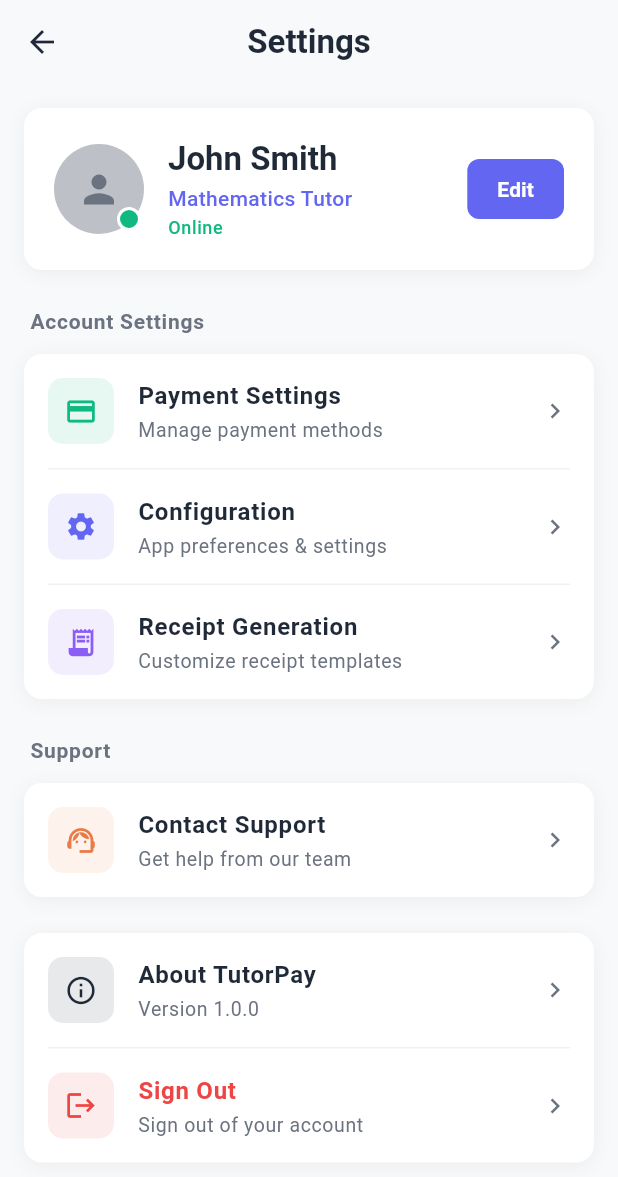
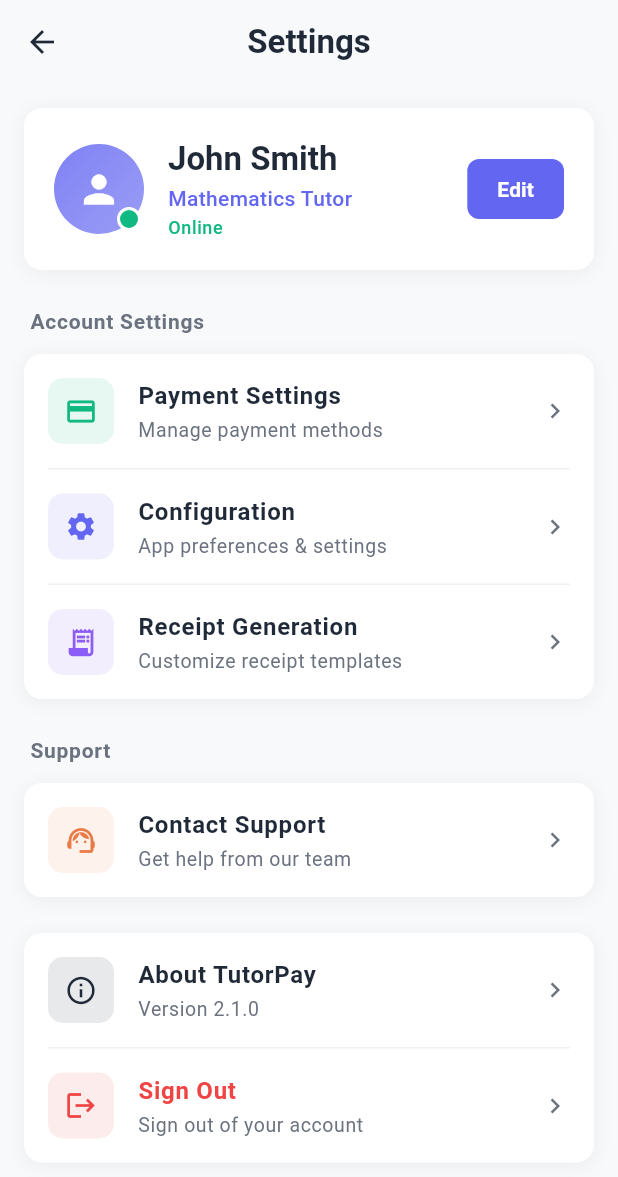
Before and after one commit to Abdulraheem-hub/tutorApp, a Flutter app: the SettingsPage screen opened directly, on a phone screen of 412 x 824 dp. Shown: the top 1177 px of the screen. Run offline on Flutter 3.47's test engine with Material 3 defaults, Android fonts, the phone set to English and light mode, and no system bars; our stand-ins replace equatable, flutter_bloc, material_color_utilities.

Commit message:
Finalize settings page implementation with design matching
Co-authored-by: Abdulraheem-hub <71198889+Abdulraheem-hub@users.noreply.github.com>

```diff
--- a/lib/core/constants/app_constants.dart
+++ b/lib/core/constants/app_constants.dart
@@ -8,7 +8,7 @@
 class AppConstants {
   // App Information
   static const String appName = 'TutorPay';
-  static const String appVersion = '1.0.0';
+  static const String appVersion = '2.1.0';
 
   // API Endpoints (when implementing real API)
   static const String baseUrl = 'https://api.tutorpay.com';
--- a/lib/features/settings/presentation/widgets/user_profile_section.dart
+++ b/lib/features/settings/presentation/widgets/user_profile_section.dart
@@ -38,16 +38,23 @@ class UserProfileSection extends StatelessWidget {
                 height: 60,
                 decoration: BoxDecoration(
                   shape: BoxShape.circle,
-                  color: AppTheme.textLight.withOpacity(0.2),
+                  gradient: LinearGradient(
+                    colors: [
+                      AppTheme.primaryPurple.withOpacity(0.8),
+                      AppTheme.primaryPurple.withOpacity(0.6),
+                    ],
+                    begin: Alignment.topLeft,
+                    end: Alignment.bottomRight,
+                  ),
                 ),
                 child: ClipRRect(
                   borderRadius: BorderRadius.circular(30),
                   child: Container(
-                    color: AppTheme.textLight.withOpacity(0.3),
+                    color: AppTheme.primaryPurple.withOpacity(0.1),
                     child: Icon(
                       Icons.person,
                       size: 30,
-                      color: AppTheme.textLight,
+                      color: Colors.white,
                     ),
                   ),
                 ),
```
Also changed, not shown: 1 other file.
